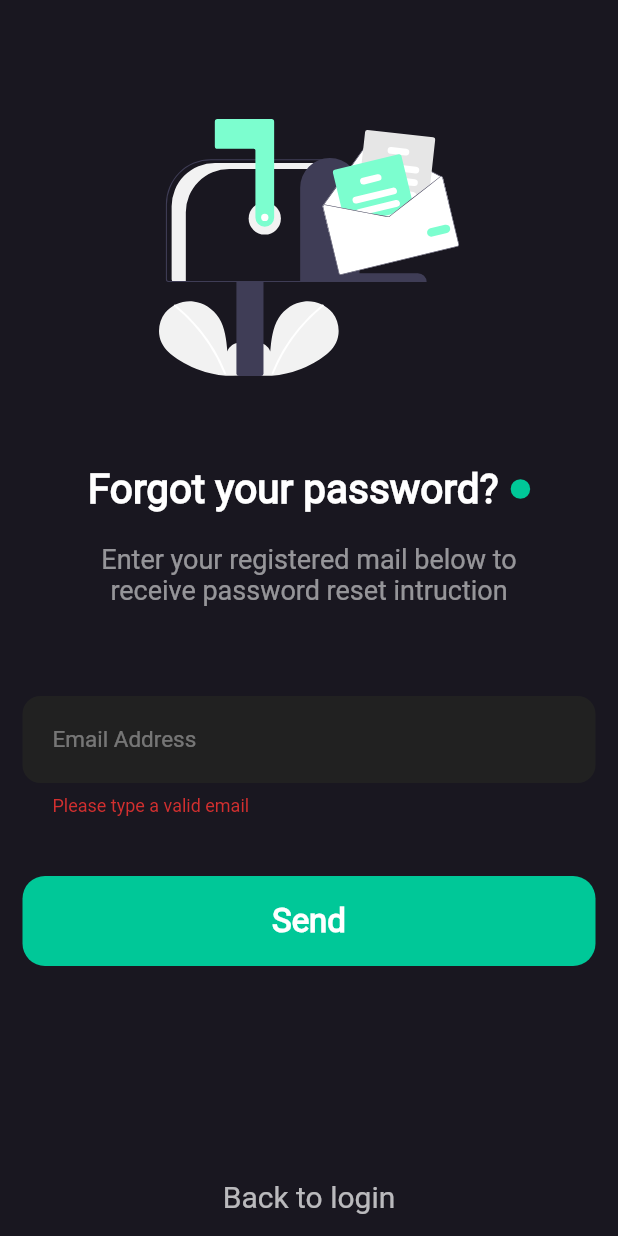
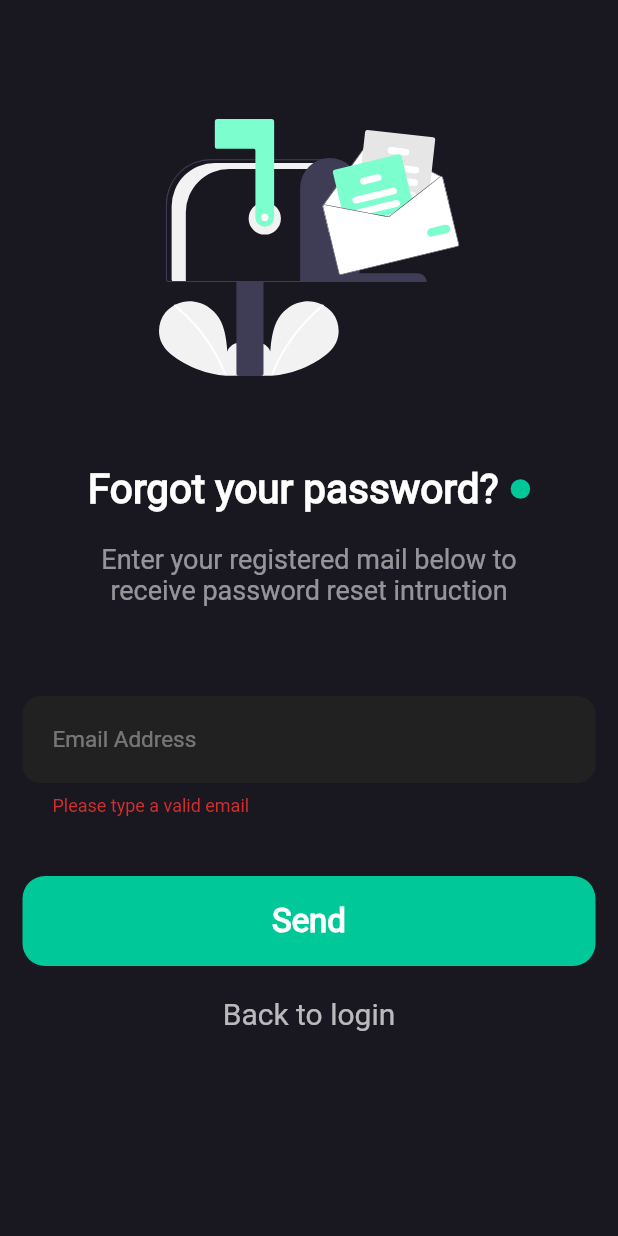
Before and after one commit to JanDongGun/Konnect, a Flutter app: the ForgotpassPage screen opened by its route, after a tap on "Send", on a phone screen of 412 x 824 dp. Run offline on Flutter 3.47's test engine with Material 2 defaults, Android fonts, the phone set to English and light mode, and no system bars; our stand-ins replace cloud_firestore, firebase_auth, firebase_core, firebase_storage, flutter_svg, image_picker; accounts and stored records are empty.

Commit message:
updated forgotpass page, updated auth provider

```diff
--- a/lib/pages/checkmail.dart
+++ b/lib/pages/checkmail.dart
@@ -8,7 +8,6 @@ class CheckMailPage extends StatelessWidget {
   @override
   Widget build(BuildContext context) {
     return Scaffold(
-      resizeToAvoidBottomPadding: false,
       backgroundColor: backgroundColor,
       body: checkMailPageUI(),
     );
--- a/lib/pages/forgotpass_page.dart
+++ b/lib/pages/forgotpass_page.dart
@@ -2,6 +2,9 @@ import 'package:flutter/material.dart';
 import 'package:konnect/constant.dart';
 import 'package:flutter_svg/svg.dart';
 import 'package:konnect/services/navigation_service.dart';
+import 'package:konnect/services/snackbar_service.dart';
+import '../provider/auth_provider.dart';
+import 'package:provider/provider.dart';
 
 class ForgotpassPage extends StatefulWidget {
   @override
@@ -10,6 +13,7 @@ class ForgotpassPage extends StatefulWidget {
 
 class _ForgotpassPageState extends State<ForgotpassPage> {
   String _email;
+  AuthProvider _auth;
 
   GlobalKey<FormState> _formKey;
 
@@ -19,15 +23,27 @@ class _ForgotpassPageState extends State<ForgotpassPage> {
   @override
   Widget build(BuildContext context) {
     return Scaffold(
-      resizeToAvoidBottomPadding: false,
       backgroundColor: backgroundColor,
-      body: forgotpassPageUI(),
+      body: Container(
+        child: ChangeNotifierProvider<AuthProvider>.value(
+          value: AuthProvider.instance,
+          child: SingleChildScrollView(
+            child: forgotpassPageUI(),
+          ),
+        ),
+      ),
     );
   }
 
   Widget forgotpassPageUI() {
+    return Builder(builder: (BuildContext _context) {
+      SnackBarSv.instance.buildContext = _context;
+      _auth = Provider.of<AuthProvider>(_context);
       return Form(
         key: _formKey,
+        onChanged: () {
+          _formKey.currentState.save();
+        },
         child: Container(
           margin: EdgeInsets.all(15),
           child: Column(
@@ -49,12 +65,15 @@ class _ForgotpassPageState extends State<ForgotpassPage> {
                 height: 40,
               ),
               sendMailButtonWidget(),
-            Spacer(),
+              SizedBox(
+                height: 20,
+              ),
               backToLoginWidget()
             ],
           ),
         ),
       );
+    });
   }
 
   Widget imageMailBoxWidget() {
@@ -148,8 +167,9 @@ class _ForgotpassPageState extends State<ForgotpassPage> {
       child: FlatButton(
         shape: RoundedRectangleBorder(borderRadius: BorderRadius.circular(15)),
         onPressed: () {
-          if (_formKey.currentState.validate())
-            NavigationService.instance.navigateToReplacement("checkmail");
+          if (_formKey.currentState.validate()) {
+            _auth.sendPasswordResetMail(_email);
+          }
         },
         color: dotColor,
         textColor: Colors.white,
```
Also changed, not shown: lib/pages/login_page.dart (+0 -8 lines), lib/provider/auth_provider.dart (+16 -1 lines). Lines whose indentation alone changed are shown as unchanged.
